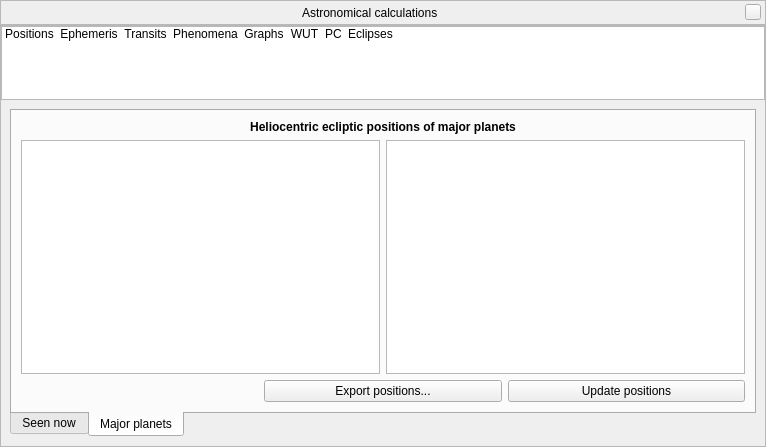
Above: src/gui/astroCalcDialog.ui from Stellarium/stellarium before the change. Below: the same form after it.
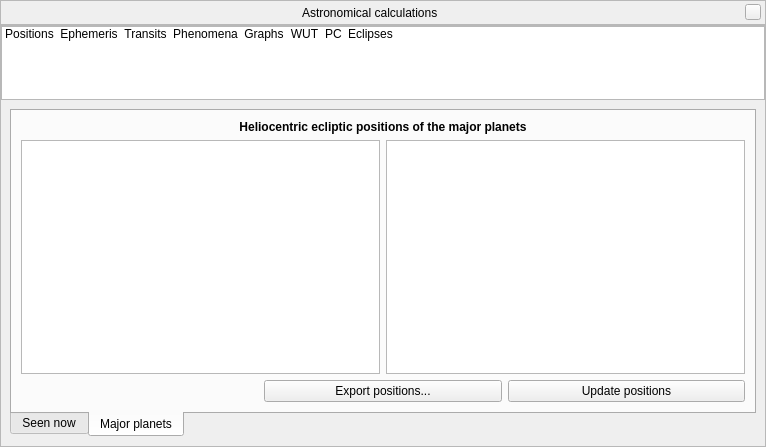
That is the form after the change. The open tabs and pages were chosen to show the change. Icons and pictures are not drawn. Custom widgets are drawn as their Qt base class.

```diff
--- a/src/gui/astroCalcDialog.ui
+++ b/src/gui/astroCalcDialog.ui
@@ -552,7 +552,7 @@
                  </font>
                 </property>
                 <property name="text">
-                 <string>Heliocentric ecliptic positions of major planets</string>
+                 <string>Heliocentric ecliptic positions of the major planets</string>
                 </property>
                 <property name="alignment">
                  <set>Qt::AlignCenter</set>
```
Left out of the diff: 102 changed lines with no effect on the pictures.
